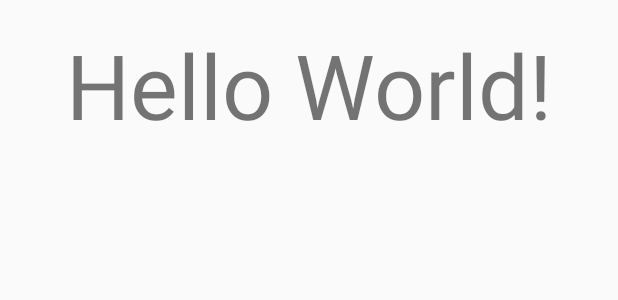
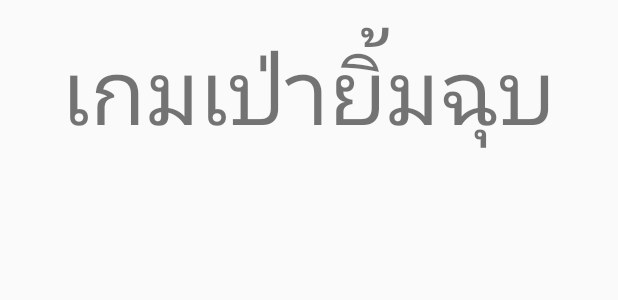
Before and after one commit to Woranas/paperrockscissors, an Android app: the layout activity_main.xml on its own in the app's theme, with its tools: preview values and no code run, on a phone screen of 412 x 824 dp. Shown: the top 300 px of the screen. Run offline under Robolectric (Android 15) with nearby library versions, the phone set to English and light mode, and no system bars.

Commit message:
ทำเกมเป่ายิ้มฉุบ

```diff
--- a/app/src/main/res/layout/activity_main.xml
+++ b/app/src/main/res/layout/activity_main.xml
@@ -12,7 +12,7 @@
     <TextView
         android:layout_width="wrap_content"
         android:layout_height="wrap_content"
-        android:text="Hello World!"
+        android:text="@string/head"
         android:textSize="@dimen/hi"
         android:layout_centerHorizontal="true" />
 
--- a/app/src/main/res/values/strings.xml
+++ b/app/src/main/res/values/strings.xml
@@ -1,3 +1,6 @@
 <resources>
     <string name="app_name">Game Paper</string>
+
+    <string name="head">เกมเป่ายิ้มฉุบ</string>
+
 </resources>
```
